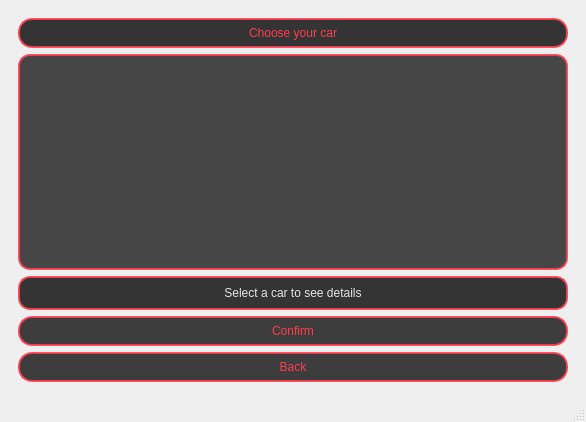
Manupenalva/need-for-speed-cpp, file client/lobby/lobby.ui: the form before one commit.
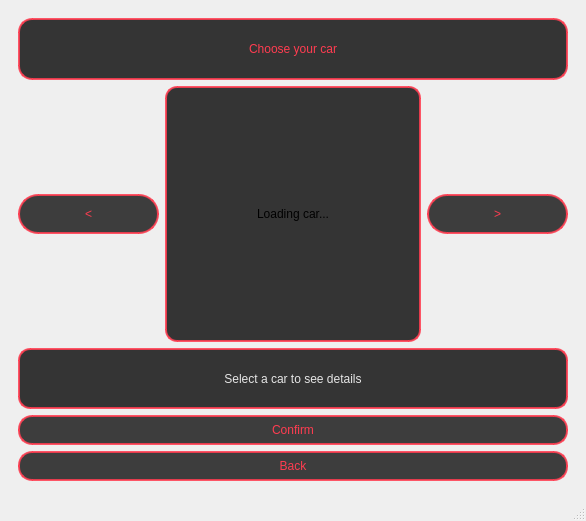
The form after the commit. The open tabs and pages were chosen to show the change. Icons and pictures are not drawn.

Commit message: agrego imagenes de los autos al lobby

The edit to the form file:
```diff
--- a/client/lobby/lobby.ui
+++ b/client/lobby/lobby.ui
@@ -7,7 +7,7 @@
     <x>0</x>
     <y>0</y>
     <width>586</width>
-    <height>422</height>
+    <height>521</height>
    </rect>
   </property>
   <property name="windowTitle">
@@ -32,7 +32,7 @@
     <item>
      <widget class="QStackedWidget" name="stackedWidget">
       <property name="currentIndex">
-       <number>0</number>
+       <number>2</number>
       </property>
       <widget class="QWidget" name="pageMenu">
        <layout class="QVBoxLayout" name="verticalLayout_menu">
@@ -304,44 +304,124 @@
          </widget>
         </item>
         <item>
-         <widget class="QListWidget" name="carListWidget">
-          <property name="styleSheet">
-           <string notr="true">QListWidget#carListWidget {
-    background-color: rgba(0, 0, 0, 180);
+         <layout class="QHBoxLayout" name="horizontalLayout_carousel">
+          <item>
+           <widget class="QPushButton" name="prevCarButton">
+            <property name="minimumSize">
+             <size>
+              <width>40</width>
+              <height>40</height>
+             </size>
+            </property>
+            <property name="styleSheet">
+             <string notr="true">QPushButton#prevCarButton {
+    font: 800 14pt &quot;Ubuntu Sans&quot;;
+    color: rgb(255, 60, 80);
+    background-color: rgba(0, 0, 0, 190);
+    border: 2px solid rgba(255, 60, 80, 220);
+    border-radius: 20px;
+    padding: 4px 10px;
+}
+
+QPushButton#prevCarButton:hover {
+    background-color: rgba(255, 60, 80, 50);
+}
+
+QPushButton#prevCarButton:pressed {
+    background-color: rgb(255, 60, 80);
+    color: black;
+}
+</string>
+            </property>
+            <property name="text">
+             <string>&lt;</string>
+            </property>
+           </widget>
+          </item>
+          <item>
+           <widget class="QLabel" name="carImageLabel">
+            <property name="sizePolicy">
+             <sizepolicy hsizetype="Fixed" vsizetype="Fixed">
+              <horstretch>0</horstretch>
+              <verstretch>0</verstretch>
+             </sizepolicy>
+            </property>
+            <property name="minimumSize">
+             <size>
+              <width>256</width>
+              <height>256</height>
+             </size>
+            </property>
+            <property name="maximumSize">
+             <size>
+              <width>256</width>
+              <height>256</height>
+             </size>
+            </property>
+            <property name="styleSheet">
+             <string notr="true">QLabel#carImageLabel {
+    background-color: rgba(0, 0, 0, 200);
     border: 2px solid rgba(255, 60, 80, 220);
     border-radius: 12px;
-    padding: 6px;
-    color: rgb(230, 230, 230);
-    font: 600 11pt &quot;Ubuntu Sans&quot;;
+    padding: 4px 8px;
 }
-
-QListWidget#carListWidget::item {
-    padding: 6px;
+</string>
+            </property>
+            <property name="text">
+             <string>Loading car...</string>
+            </property>
+            <property name="alignment">
+             <set>Qt::AlignCenter</set>
+            </property>
+           </widget>
+          </item>
+          <item>
+           <widget class="QPushButton" name="nextCarButton">
+            <property name="minimumSize">
+             <size>
+              <width>40</width>
+              <height>40</height>
+             </size>
+            </property>
+            <property name="styleSheet">
+             <string notr="true">QPushButton#nextCarButton {
+    font: 800 14pt &quot;Ubuntu Sans&quot;;
+    color: rgb(255, 60, 80);
+    background-color: rgba(0, 0, 0, 190);
+    border: 2px solid rgba(255, 60, 80, 220);
+    border-radius: 20px;
+    padding: 4px 10px;
 }
 
-QListWidget#carListWidget::item:selected {
-    background-color: rgba(255, 60, 80, 160);
-    color: white;
+QPushButton#nextCarButton:hover {
+    background-color: rgba(255, 60, 80, 50);
 }
 
-QListWidget#carListWidget::item:focus {
-    outline: none;
+QPushButton#nextCarButton:pressed {
+    background-color: rgb(255, 60, 80);
+    color: black;
 }
 </string>
-          </property>
-         </widget>
+            </property>
+            <property name="text">
+             <string>&gt;</string>
+            </property>
+           </widget>
+          </item>
+         </layout>
         </item>
         <item>
-         <widget class="QLabel" name="carPreviewLabel">
+         <widget class="QLabel" name="carInfoLabel">
           <property name="styleSheet">
-           <string notr="true">QLabel#carPreviewLabel {
+           <string notr="true">QLabel#carInfoLabel {
     background-color: rgba(0, 0, 0, 200);
     border: 2px solid rgba(255, 60, 80, 220);
     border-radius: 12px;
     padding: 8px 12px;
     color: rgb(230, 230, 230);
     font: 500 10pt &quot;Ubuntu Sans&quot;;
-}</string>
+    }
+</string>
           </property>
           <property name="text">
            <string>Select a car to see details</string>
```
The commit also changes 16 other files.
